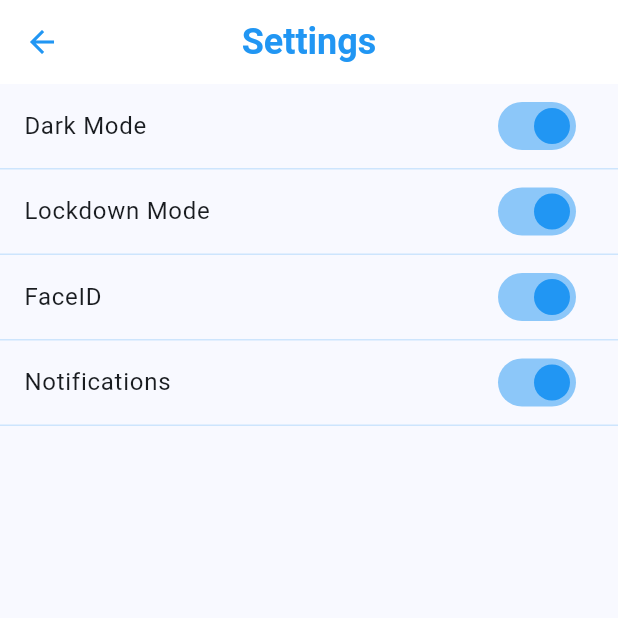
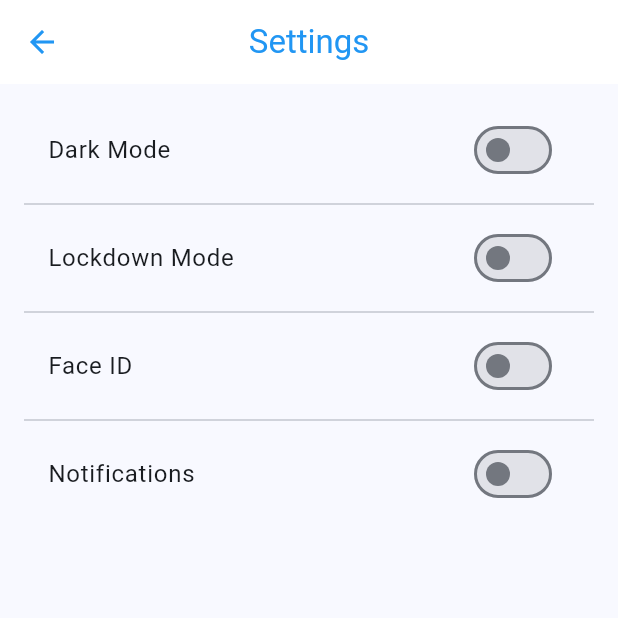
Before and after one commit to thisispriyajain/omniwallet, a Flutter app: the SettingsPage screen opened by its route, on a phone screen of 412 x 824 dp, the top half of it. Run offline on Flutter 3.47's test engine with Material 3 defaults, Android fonts, the phone set to English and light mode, and no system bars; our stand-ins replace cloud_firestore, firebase_core; accounts and stored records are empty.

Commit message:
Pushing nav bar, profile page, and settings page

```diff
--- a/lib/pages/settings_page.dart
+++ b/lib/pages/settings_page.dart
@@ -6,73 +6,78 @@ class SettingsPage extends StatefulWidget {
 }
 
 class _SettingsPageState extends State<SettingsPage> {
-  bool isDarkMode = true;
-  bool isLockdownMode = true;
-  bool isFaceID = true;
-  bool isNotifications = true;
+  bool isDarkMode = false;
+  bool isLockdownMode = false;
+  bool isFaceID = false;
+  bool isNotificationsEnabled = false;
 
   @override
   Widget build(BuildContext context) {
-    // TODO: implement build
     return Scaffold(
       appBar: AppBar(
-        backgroundColor: Colors.white,
-        elevation: 0,
-        title: const Text(
-          'Settings',
-          style: TextStyle(
-            color: Colors.blue,
-            fontSize: 24,
-            fontWeight: FontWeight.bold,
-          ),
+        title: Text(
+          "Settings",
+          style: TextStyle(color: Colors.blue),
         ),
         centerTitle: true,
+        backgroundColor: Colors.white,
         leading: IconButton(
           icon: Icon(Icons.arrow_back, color: Colors.blue),
           onPressed: () {
             Navigator.pop(context);
           },
         ),
+        elevation: 0,
       ),
-      body: Column(
+      body: Padding(
+        padding: const EdgeInsets.all(16.0),
+        child: Column(
           children: [
-          buildSwitchListTile('Dark Mode', isDarkMode, (value) {
+            SwitchListTile(
+              title: Text("Dark Mode"),
+              value: isDarkMode,
+              onChanged: (value) {
                 setState(() {
                   isDarkMode = value;
                 });
-          }),
-          buildSwitchListTile('Lockdown Mode', isLockdownMode, (value) {
+              },
+              activeColor: Colors.blue,
+            ),
+            Divider(),
+            SwitchListTile(
+              title: Text("Lockdown Mode"),
+              value: isLockdownMode,
+              onChanged: (value) {
                 setState(() {
                   isLockdownMode = value;
                 });
-          }),
-          buildSwitchListTile('FaceID', isFaceID, (value) {
+              },
+              activeColor: Colors.blue,
+            ),
+            Divider(),
+            SwitchListTile(
+              title: Text("Face ID"),
+              value: isFaceID,
+              onChanged: (value) {
                 setState(() {
                   isFaceID = value;
                 });
-          }),
-          buildSwitchListTile('Notifications', isNotifications, (value) {
+              },
+              activeColor: Colors.blue,
+            ),
+            Divider(),
+            SwitchListTile(
+              title: Text("Notifications"),
+              value: isNotificationsEnabled,
+              onChanged: (value) {
                 setState(() {
-              isNotifications = value;
+                  isNotificationsEnabled = value;
                 });
-          }),
+              },
+              activeColor: Colors.blue,
+            ),
           ],
         ),
-    );
-  }
-
-Widget buildSwitchListTile(String title, bool value, ValueChanged<bool> onChanged) {
-  return Container(
-    decoration: BoxDecoration(
-      border: Border(
-        bottom: BorderSide(color: Colors.blue.withOpacity(0.2)),
-      ),
-    ),
-    child: SwitchListTile(
-      title: Text(title),
-      value: value,
-      onChanged: onChanged,
-      activeColor: Colors.blue,
       ),
     );
   }
```
Also changed, not shown: lib/main.dart (+7 -3 lines), lib/my_home_page.dart (+11 -0 lines), lib/navigation_bar.dart (added, +34 -0 lines), lib/pages/profile_page.dart (+84 -0 lines). Lines whose indentation alone changed are shown as unchanged.
